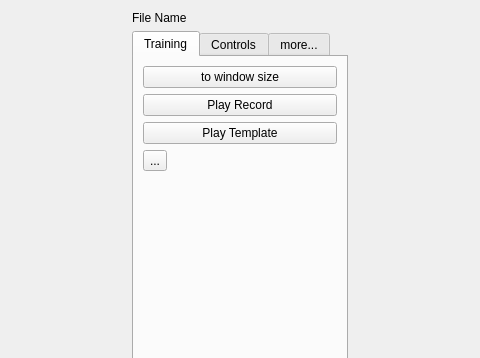
First picture: the form in graphswindow.ui, repository zhitko/inton-trainer, before the edit; both pictures show x 347 to 827 and y 0 to 358 of the 1175 by 501 pixel window.
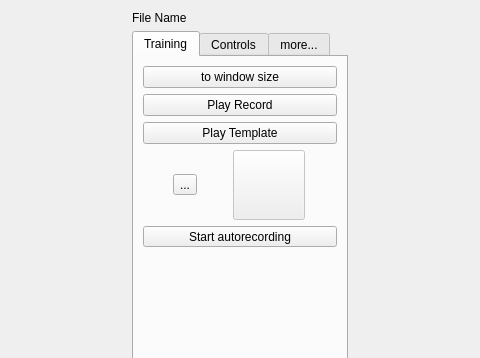
Second picture: the form after the edit. Icons and pictures are not drawn.

Commit message: add manual start stop button

What changed in the file:
```diff
--- a/graphswindow.ui
+++ b/graphswindow.ui
@@ -119,6 +119,11 @@
           </widget>
          </item>
          <item>
+          <layout class="QHBoxLayout" name="horizontalLayout_6">
+           <property name="topMargin">
+            <number>0</number>
+           </property>
+           <item>
           <widget class="QToolButton" name="setRecordBtn">
            <property name="baseSize">
             <size>
@@ -148,6 +153,51 @@
           </widget>
          </item>
          <item>
+            <widget class="QToolButton" name="stopRecordBtn">
+             <property name="enabled">
+              <bool>false</bool>
+             </property>
+             <property name="text">
+              <string/>
+             </property>
+             <property name="icon">
+              <iconset resource="icons.qrc">
+               <normaloff>:/icons/icons/pause.png</normaloff>:/icons/icons/pause.png</iconset>
+             </property>
+             <property name="iconSize">
+              <size>
+               <width>64</width>
+               <height>63</height>
+              </size>
+             </property>
+            </widget>
+           </item>
+          </layout>
+         </item>
+         <item>
+          <widget class="QToolButton" name="startAutoRecordBtn">
+           <property name="sizePolicy">
+            <sizepolicy hsizetype="Minimum" vsizetype="Fixed">
+             <horstretch>0</horstretch>
+             <verstretch>0</verstretch>
+            </sizepolicy>
+           </property>
+           <property name="layoutDirection">
+            <enum>Qt::LeftToRight</enum>
+           </property>
+           <property name="text">
+            <string>Start autorecording</string>
+           </property>
+           <property name="icon">
+            <iconset resource="icons.qrc">
+             <normaloff>:/icons/icons/voice_recognition_scan-26.png</normaloff>:/icons/icons/voice_recognition_scan-26.png</iconset>
+           </property>
+           <property name="toolButtonStyle">
+            <enum>Qt::ToolButtonTextBesideIcon</enum>
+           </property>
+          </widget>
+         </item>
+         <item>
           <spacer name="verticalSpacer_2">
            <property name="orientation">
             <enum>Qt::Vertical</enum>
```
Left out of the diff: 2 changed lines with no effect on the pictures. Lines whose indentation alone changed are shown as unchanged. The commit also changes 5 other files.
